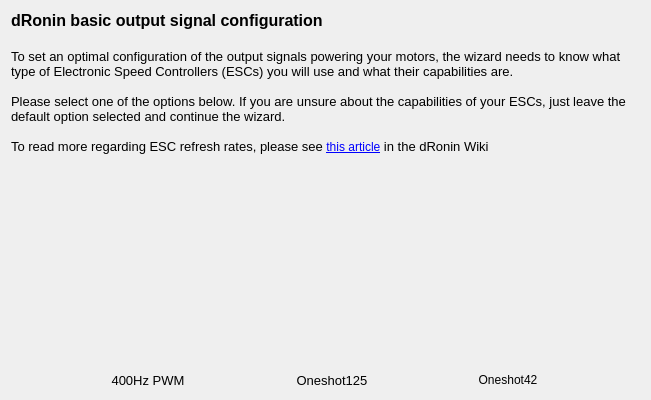
The window that ground/gcs/src/plugins/setupwizard/pages/outputpage.ui (tracernz/dronin) describes before a commit, drawn with Qt 5.
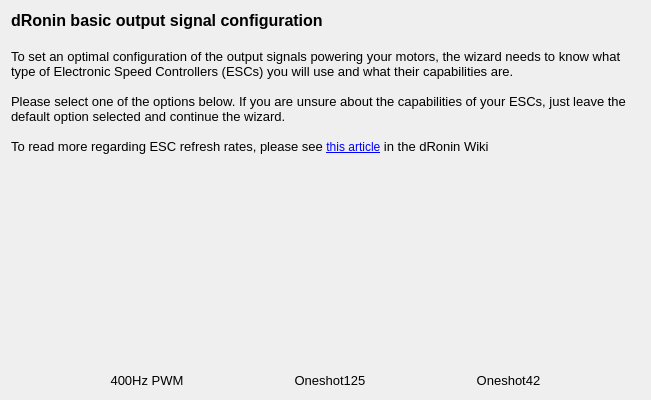
The same window after the commit. Icons and pictures are not drawn.

What changed in the file:
```diff
--- a/ground/gcs/src/plugins/setupwizard/pages/outputpage.ui
+++ b/ground/gcs/src/plugins/setupwizard/pages/outputpage.ui
@@ -86,7 +86,7 @@
         <bool>true</bool>
        </property>
        <property name="checked">
-        <bool>false</bool>
+        <bool>true</bool>
        </property>
        <property name="autoExclusive">
         <bool>true</bool>
@@ -148,6 +148,11 @@
      </item>
      <item>
       <widget class="QToolButton" name="oneShot42Button">
+       <property name="font">
+        <font>
+         <pointsize>10</pointsize>
+        </font>
+       </property>
        <property name="toolTip">
         <string>&lt;html&gt;&lt;head/&gt;&lt;body&gt;&lt;p&gt;Oneshot42 Synchronous PWM&lt;/p&gt;&lt;/body&gt;&lt;/html&gt;</string>
        </property>
```
